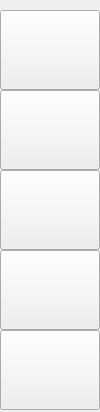
Before: the Qt Designer form MGAWithSQL/sidepanel.ui in amirtosson/MGAConnect, drawn with Qt 5.
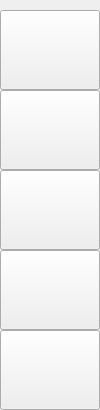
After: the same form once the commit is applied.

The edit to the form file:
```diff
--- a/MGAWithSQL/sidepanel.ui
+++ b/MGAWithSQL/sidepanel.ui
@@ -7,9 +7,15 @@
     <x>0</x>
     <y>0</y>
     <width>100</width>
-    <height>412</height>
+    <height>410</height>
    </rect>
   </property>
+  <property name="sizePolicy">
+   <sizepolicy hsizetype="Expanding" vsizetype="Expanding">
+    <horstretch>0</horstretch>
+    <verstretch>0</verstretch>
+   </sizepolicy>
+  </property>
   <property name="windowTitle">
    <string>Form</string>
   </property>
```
